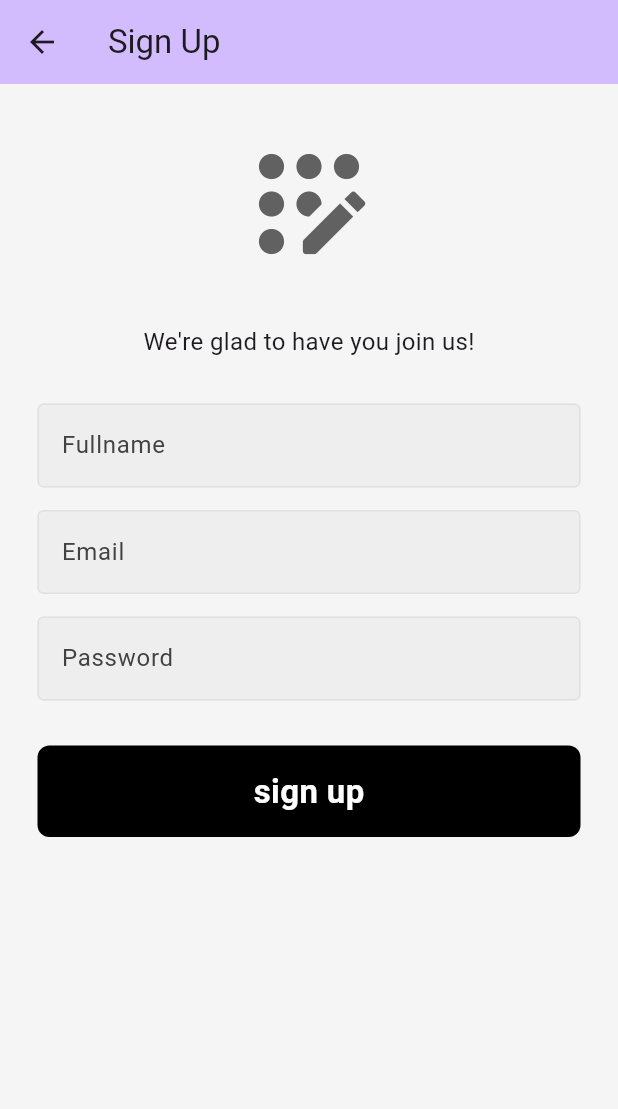
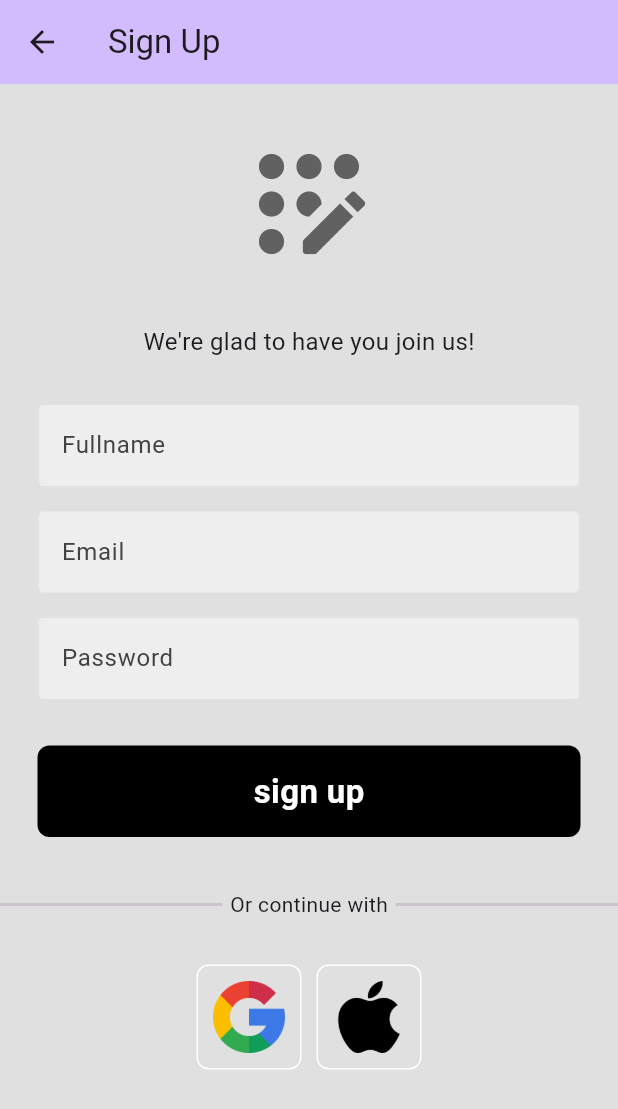
Before and after one commit to dojjo-corp/my-blog, a Flutter app: the SignUp screen opened by its route, on a phone screen of 412 x 824 dp. Shown: the top 1109 px of the screen. Run offline on Flutter 3.47's test engine with Material 2 defaults, Android fonts, the phone set to English and light mode, and no system bars.

Commit message:
minor edits

```diff
--- a/lib/pages/dashboard.dart
+++ b/lib/pages/dashboard.dart
@@ -1,3 +1,4 @@
+import 'package:dojjoblog/pages/create_blog.dart';
 import 'package:flutter/material.dart';
 import 'package:dojjoblog/components/drawer.dart';
 // ignore: depend_on_referenced_packages
@@ -65,6 +66,8 @@ class Dashboard extends StatelessWidget {
         floatingActionButton: FloatingActionButton(
           // ignore: avoid_print
           onPressed: () {
+            Navigator.push(context, MaterialPageRoute(builder: (BuildContext context)=>const CreateBlog()));
+            // ignore: avoid_print
             print('Create New Blog!');
           },
           child: const Icon(Icons.add),
--- a/lib/pages/sign_up.dart
+++ b/lib/pages/sign_up.dart
@@ -2,6 +2,7 @@ import 'package:flutter/material.dart';
 import 'package:dojjoblog/components/text_field.dart';
 import 'package:dojjoblog/components/my_button.dart';
 
+import '../components/square_icons.dart';
 
 class SignUp extends StatelessWidget {
   SignUp({super.key});
@@ -18,52 +19,109 @@ class SignUp extends StatelessWidget {
           title: const Text('Sign Up'),
           backgroundColor: Theme.of(context).colorScheme.inversePrimary,
         ),
-        backgroundColor: Colors.grey[100],
+        backgroundColor: Colors.grey[300],
         body: SingleChildScrollView(
           child: Center(
             child: Column(
               mainAxisAlignment: MainAxisAlignment.center,
               children: [
-                const SizedBox(height: 30,),
-                Icon(Icons.app_registration_rounded, size: 100, color: Colors.grey[700],),
-                const SizedBox(height: 30,),
+                const SizedBox(
+                  height: 30,
+                ),
+                Icon(
+                  Icons.app_registration_rounded,
+                  size: 100,
+                  color: Colors.grey[700],
+                ),
+                const SizedBox(
+                  height: 30,
+                ),
                 const Text(
                   'We\'re glad to have you join us!',
-                  style: TextStyle(
-                    fontSize: 16
+                  style: TextStyle(fontSize: 16),
                 ),
+                const SizedBox(
+                  height: 30,
                 ),
-                const SizedBox(height: 30,),
                 MyTextField(
                     obscureText: false,
                     hintText: 'Fullname',
                     controller: nameController,
-                  labelText: const Text('Fullname')
+                    labelText: const Text('Fullname')),
+                const SizedBox(
+                  height: 15,
                 ),
-                const SizedBox(height: 15,),
                 MyTextField(
                     obscureText: false,
                     hintText: 'Email',
                     controller: emailController,
-                  labelText: const Text('Email')
+                    labelText: const Text('Email')),
+                const SizedBox(
+                  height: 15,
                 ),
-                const SizedBox(height: 15,),
                 MyTextField(
                     obscureText: true,
                     hintText: 'Password',
                     controller: passwordController,
-                  labelText: const Text('Password')
+                    labelText: const Text('Password')),
+                const SizedBox(
+                  height: 15,
                 ),
-                const SizedBox(height: 15,),
                 Padding(
                   padding: const EdgeInsets.symmetric(horizontal: 25.0),
                   child: MyButton(
                     label: 'sign up',
                     onTap: () {
+                      Navigator.popAndPushNamed(context, '/dashboard');
+                      // ignore: avoid_print
                       print('You\'ve signed up!');
                     },
                   ),
+                ),
+                const SizedBox(
+                  height: 20,
+                ),
+                const Row(
+                  children: [
+                    Expanded(
+                      child: Divider(
+                        height: 5,
+                        endIndent: 5,
+                        thickness: 2,
+                      ),
+                    ),
+                    Text(
+                      'Or continue with',
+                    ),
+                    Expanded(
+                      child: Divider(height: 5, indent: 5, thickness: 2),
                     )
+                  ],
+                ),
+                const SizedBox(
+                  height: 30,
+                ),
+                // google and apicons
+                Row(
+                  mainAxisAlignment: MainAxisAlignment.center,
+                  children: [
+                    SquareIcons(
+                        imagePath: 'assets/google.png',
+                        onTap: () {
+                          Navigator.popAndPushNamed(context, '/dashboard');
+                          // ignore: avoid_print
+                          print('Google sign up');
+                        }),
+                    const SizedBox(width: 10),
+                    SquareIcons(
+                        imagePath: 'assets/apple.png',
+                        onTap: () {
+                          Navigator.popAndPushNamed(context, '/dashboard');
+                          // ignore: avoid_print
+                          print('Apple sign up');
+                        }),
+                  ],
+                ),
               ],
             ),
           ),
```
Also changed, not shown: lib/pages/login_screen.dart (+14 -10 lines). Lines whose indentation alone changed are shown as unchanged.
